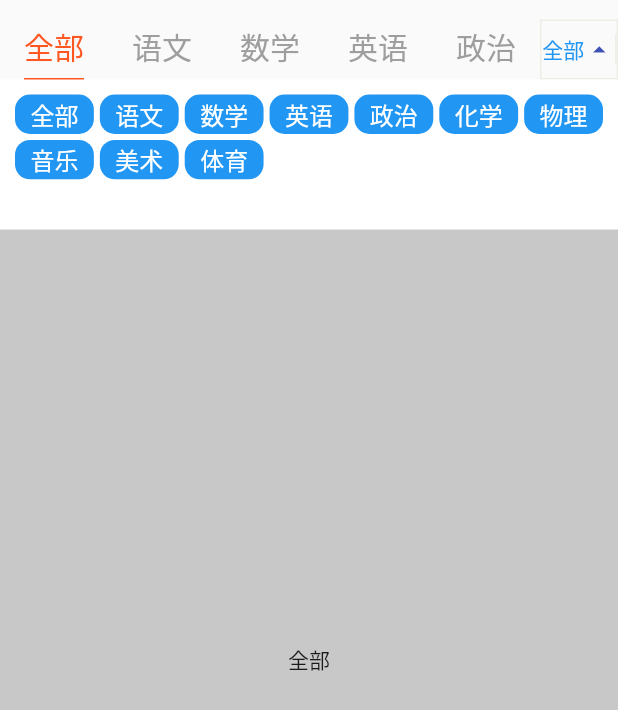
After one commit to Three-FISH/drawing_interface_learning, a Flutter app: the TabTestPage screen opened directly, after a tap on "全部", on a phone screen of 412 x 824 dp. The commit adds this screen. Shown: the top 710 px of the screen. Run offline on Flutter 3.47's test engine with Material 2 defaults, Android fonts, the phone set to English and light mode, and no system bars; drawn by our look-alikes of oktoast; our stand-ins replace audioplayers, flutter_screenutil; missing offline and left inert: write_text.

Commit message:
tabTest completed

```diff
--- a/lib/calendar/calendar_picker_page.dart
+++ b/lib/calendar/calendar_picker_page.dart
@@ -2,20 +2,35 @@ import 'package:drawing_interface_learning/calendar/date_time_picker.dart';
 import 'package:flutter/cupertino.dart';
 import 'package:flutter/material.dart';
 import 'package:flutter_screenutil/screenutil.dart';
+import 'package:write_text/write_text.dart';
 
 class CalendarPickerPage extends StatefulWidget {
   @override
   _CalendarPickerPageState createState() => _CalendarPickerPageState();
 }
 
-class _CalendarPickerPageState extends State<CalendarPickerPage> {
+class _CalendarPickerPageState extends State<CalendarPickerPage> with SingleTickerProviderStateMixin{
   DateTime _startDateTime;
   DateTime _endDateTime;
+  AnimationController _controller;
+  Animation<double> animation;
+
   @override
   void initState() {
     super.initState();
     _startDateTime = DateTime.now().add(Duration(days: -7));
     _endDateTime = DateTime.now();
+    _controller = AnimationController(
+      duration:Duration(seconds: 2),
+      vsync: this
+    );
+    animation = new Tween(begin: 100.0,end: 200.0).animate(_controller);
+    _controller.forward();
+  }
+  @override
+  void dispose() {
+    super.dispose();
+    _controller.dispose();
   }
   @override
   Widget build(BuildContext context) {
@@ -24,10 +39,11 @@ class _CalendarPickerPageState extends State<CalendarPickerPage> {
       appBar: AppBar(
         title: Text("选择时间"),
       ),
-      body: Row(
+      body: Column(
         mainAxisAlignment: MainAxisAlignment.start,
+        crossAxisAlignment: CrossAxisAlignment.center,
         children: [
-          Expanded(
+          Center(
             child: GestureDetector(
               onTap: (){
                 showDateTimePicker(
@@ -47,6 +63,35 @@ class _CalendarPickerPageState extends State<CalendarPickerPage> {
                 ),
                 child: _renderDateTimeWidgetText(true),
               ),
+            ),
+          ),
+          Center(
+            child: AnimatedBuilder(
+              animation: _controller,
+              builder: (BuildContext context ,Widget child){
+                return Container(
+                  padding: EdgeInsets.symmetric(horizontal: 20),
+                  decoration: BoxDecoration(
+                    color: Colors.deepOrange,
+                    borderRadius: BorderRadius.circular(4),
+                  ),
+                  height: 45,
+                  width: animation.value,
+                  alignment: Alignment.center,
+                  child: _controller.value == 1.0
+                  ? WriteText(
+                     data:"集合吧，动物森友会!",
+                     textStyle: TextStyle(fontSize: 16,color: Colors.white),
+                     cursor: Container(
+                       height: 16,
+                       width: 2,
+                       color: Colors.white,
+                   ),
+                  )
+                      :Container(),
+                );
+              },
+
             ),
 
           )
--- a/lib/main.dart
+++ b/lib/main.dart
@@ -2,6 +2,7 @@ import 'dart:io';
 
 import 'package:drawing_interface_learning/ball_sport/ball_run_widget.dart';
 import 'package:drawing_interface_learning/play_rotation/play_rotation_page.dart';
+import 'package:drawing_interface_learning/tab_test/tab_test_page.dart';
 import 'package:flutter/material.dart';
 import 'package:flutter/services.dart';
 import 'package:oktoast/oktoast.dart';
@@ -92,11 +93,24 @@ class _MyHomePageState extends State<MyHomePage> {
            child: Container(
              width: double.infinity,
              padding: EdgeInsets.all( 10),
-             child: Text("4、日历",style: TextStyle(fontSize: 16),),
+             child: Text("4、选择日期",style: TextStyle(fontSize: 16),),
            ),
            onTap: (){
              Navigator.of(context).push(MaterialPageRoute(builder: (context){
                return CalendarPickerPage();
+             }));
+           },
+
+         ),
+         InkWell(
+           child: Container(
+             width: double.infinity,
+             padding: EdgeInsets.all( 10),
+             child: Text("5、动态tab栏",style: TextStyle(fontSize: 16),),
+           ),
+           onTap: (){
+             Navigator.of(context).push(MaterialPageRoute(builder: (context){
+               return TabTestPage();
              }));
            },
          ),
--- /dev/null
+++ b/lib/tab_test/controller_dropDownButton.dart
@@ -0,0 +1,27 @@
+import 'package:flutter/foundation.dart';
+
+enum DropDownType { current, another }
+
+class MyDropdownMenuController extends ChangeNotifier {
+  double dropDownHeaderHeight;
+  double width = 50;
+
+  int menuIndex = 0;
+
+  bool isShow = false;
+
+  bool isShowHideAnimation = false;
+
+  DropDownType dropDownType;
+
+  void show() {
+    isShow = true;
+    notifyListeners();
+  }
+
+  void hide({bool isShowHideAnimation = true}) {
+    this.isShowHideAnimation = isShowHideAnimation;
+    isShow = false;
+    notifyListeners();
+  }
+}
--- /dev/null
+++ b/lib/tab_test/tab_test_page.dart
@@ -0,0 +1,187 @@
+import 'package:drawing_interface_learning/tab_test/widget_dropMenu.dart';
+import 'package:flutter/gestures.dart';
+import 'package:flutter/material.dart';
+
+import 'controller_dropDownButton.dart';
+import 'widget_dropButtom.dart';
+class SortCondition {
+  String name;
+  bool isSelected;
+
+  SortCondition({this.name, this.isSelected});
+}
+
+class TabTestPage extends StatefulWidget {
+  @override
+  _TabTestPageState createState() => _TabTestPageState();
+}
+
+class _TabTestPageState extends State<TabTestPage> with TickerProviderStateMixin{
+  List<SortCondition> _disTestSortConditions = [];
+  SortCondition _selectGridSortCondition;
+  List<String> tabTestData =[
+    "全部",
+    "语文",
+    "数学",
+    "英语",
+    "政治",
+    "化学",
+    "物理",
+    "音乐",
+    "美术",
+    "体育"
+  ];
+  int initialTabIndex;
+  String dropDownValue = "全部";
+  TabController _tabController;
+  MyDropdownMenuController _dropdownMenuController = MyDropdownMenuController();
+  GlobalKey _myStackKey = GlobalKey();
+
+  @override
+  void initState() {
+    super.initState();
+     initialTabIndex = 0;
+    _tabController = TabController(initialIndex: initialTabIndex,length: tabTestData.length,vsync: this);
+    _tabController.addListener(() {
+      setState(() {
+        dropDownValue = tabTestData[_tabController.index];
+      });
+    });
+    _disTestSortConditions.add(SortCondition(name:"全部",isSelected: true));
+    _disTestSortConditions.add(SortCondition(name:"语文",isSelected: true));
+    _disTestSortConditions.add(SortCondition(name:"数学",isSelected: true));
+    _disTestSortConditions.add(SortCondition(name:"英语",isSelected: true));
+    _disTestSortConditions.add(SortCondition(name:"政治",isSelected: true));
+    _disTestSortConditions.add(SortCondition(name:"化学",isSelected: true));
+    _disTestSortConditions.add(SortCondition(name:"物理",isSelected: true));
+    _disTestSortConditions.add(SortCondition(name:"音乐",isSelected: true));
+    _disTestSortConditions.add(SortCondition(name:"美术",isSelected: true));
+    _disTestSortConditions.add(SortCondition(name:"体育",isSelected: true));
+
+    _selectGridSortCondition = _disTestSortConditions[0];
+  }
+  @override
+  void dispose() {
+    super.dispose();
+    _tabController.dispose();
+  }
+  @override
+  Widget build(BuildContext context) {
+    return Scaffold(
+      body: Stack(
+        key: _myStackKey,
+        children: <Widget>[
+          Column(
+            crossAxisAlignment: CrossAxisAlignment.start,
+            children: <Widget>[
+              SizedBox(height: 10,),
+              Row(
+                children: <Widget>[
+                  Flexible(
+                    child:TabBar(
+                      controller: _tabController,
+                      isScrollable: true,
+                      tabs: tabTestData.map((e) {
+                        return Center(
+                          child: Padding(
+                            padding: EdgeInsets.symmetric(vertical: 6),
+                            child: Text(e,style: TextStyle(fontSize: 20),),
+                          ),
+                        );
+                      }).toList(),
+                      labelColor: Colors.deepOrange,
+                      unselectedLabelColor: Colors.grey,
+                      indicatorSize:TabBarIndicatorSize.label,
+                      indicatorWeight: 4.0,
+                    ) ,
+                  ),
+                  MyDropdownButton(
+                    initTab: dropDownValue,
+                    controller: _dropdownMenuController,
+                    stackKey: _myStackKey,
+                    style: TextStyle(color: Colors.blue, fontSize: 14),
+                    dropDownStyle: TextStyle(
+                      fontSize: 14,
+                      color: Colors.blue,),
+                    iconColor: Colors.indigo,
+                  ),
+                ],
+              ),
+              Expanded(
+                child: TabBarView(
+                  controller: _tabController,
+                  children: tabTestData.isEmpty
+                      ?[]
+                      :tabTestData.map(
+                          (e) {
+                        return Center(
+                          child: Text(e),
+                        );
+                      }).toList(),
+                ),
+              ),
+            ],
+          ),
+          MyDropdownMenu(
+              controller: _dropdownMenuController,
+              animationMilliseconds: 300,
+              menus: MyDropdownMenuBuilder(
+                  dropDownHeight: 10.0 * _disTestSortConditions.length,
+                  dropDownWidget: _buildGridWidget(_disTestSortConditions, (value) {
+                    _selectGridSortCondition = value;
+                    dropDownValue = _selectGridSortCondition.name;
+                    _dropdownMenuController.hide();
+                    _tabController.index = tabTestData.indexOf(dropDownValue);
+                    setState(() {
+                    });
+                  })
+              )
+          )
+        ],
+      ),
+    );
+  }
+  _buildGridWidget(items, void itemOnTap(SortCondition sortCondition)){
+    return Container(
+      padding: EdgeInsets.symmetric(horizontal: 10,vertical: 10),
+      child: GridView.custom(
+        physics : NeverScrollableScrollPhysics(),
+        shrinkWrap: true,
+        gridDelegate: SliverGridDelegateWithMaxCrossAxisExtent(
+          //单个子Widget的水平最大宽度
+            maxCrossAxisExtent: 60,
+            //水平单个子Widget之间间距
+            mainAxisSpacing: 4.0,
+            //垂直单个子Widget之间间距
+            crossAxisSpacing: 4.0,
+            childAspectRatio: 2.0
+        ),
+        childrenDelegate: SliverChildBuilderDelegate((context, position) {
+          SortCondition gridSortCondition = items[position];
+          return GestureDetector(
+            onTap: () {
+              for (var value in items) {
+                value.isSelected = false;
+              }
+              gridSortCondition.isSelected = true;
+              itemOnTap(gridSortCondition);
+            },
+            child: Container(
+              decoration: BoxDecoration(
+                  borderRadius: BorderRadius.all(Radius.circular(10)),
+                  color: gridSortCondition.isSelected? Colors.blue:Colors.deepOrange
+              ),
+              alignment: Alignment.center,
+              child: Text(
+                gridSortCondition.name,
+                style: TextStyle(color: Colors.white, fontSize: 16),
+              ),
+            ),
+          );
+        },
+            childCount: items.length
+        ),
+      ),
+    );
+  }
+}
--- /dev/null
+++ b/lib/tab_test/widget_dropButtom.dart
@@ -0,0 +1,154 @@
+import 'package:drawing_interface_learning/tab_test/controller_dropDownButton.dart';
+import 'package:flutter/cupertino.dart';
+import 'package:flutter/material.dart';
+typedef OnItemTap<T> = void Function(T value);
+class MyDropdownButton extends StatefulWidget {
+  //头部可选项列表
+  final String initTab;
+  //控制下拉目录的显示和隐藏
+  final MyDropdownMenuController controller;
+  //背景颜色
+  final Color color;
+  //背景高度
+  final double height;
+  //边框宽度
+  final double borderWidth;
+  //边框颜色
+  final Color borderColor;
+  //文字样式
+  final TextStyle style;
+  //下拉时文字样式
+  final TextStyle dropDownStyle;
+  //图标尺寸
+  final double iconSize;
+  //图标颜色
+  final Color iconColor;
+  //下拉图标颜色
+  final Color iconDropDownColor;
+  final double dividerHeight;
+  final Color dividerColor;
+  final GlobalKey stackKey;
+
+
+  MyDropdownButton({
+    Key key,
+    @required this.initTab,
+    @required this.controller,
+    @required this.stackKey,
+    this.color ,
+    this.height = 40.0,
+    this.borderWidth = 1,
+    this.borderColor = const Color(0xFFeeede6),
+    this.style = const TextStyle(color: Colors.deepOrange, fontSize: 12),
+    this.dropDownStyle,
+    this.iconSize = 20,
+    this.iconColor,
+    this.iconDropDownColor,
+    this.dividerHeight = 20,
+    this.dividerColor = const Color(0xFFeeede6),
+   }):super(key: key);
+
+  @override
+  _MyDropdownButtonState createState() => _MyDropdownButtonState();
+}
+
+class _MyDropdownButtonState extends State<MyDropdownButton> with SingleTickerProviderStateMixin{
+  TextStyle _dropDownStyle;
+  Color _iconDropDownColor;
+  GlobalKey _keyDropDownButton = GlobalKey();
+  @override
+  void initState() {
+    super.initState();
+    widget.controller.addListener(() {
+      if(mounted){
+        setState(() {
+        });
+      }
+    });
+  }
+  @override
+  void dispose() {
+    super.dispose();
+    widget.controller.dispose();
+  }
+  @override
+  Widget build(BuildContext context) {
+    _dropDownStyle = widget.dropDownStyle ?? TextStyle(color: Theme.of(context).primaryColor, fontSize: 13);
+    _iconDropDownColor = widget.iconDropDownColor ?? Theme.of(context).primaryColor;
+
+    return Container(
+      key: _keyDropDownButton,
+      height: widget.height,
+      decoration: BoxDecoration(
+        border: Border.all(color: widget.borderColor,width: widget.borderWidth)
+      ),
+      child: _menu(widget.initTab),
+    );
+  }
+  _menu(String item){
+    return GestureDetector(
+      onTap: (){
+        // print("onTap=====");
+        final RenderBox overlay = widget.stackKey.currentContext.findRenderObject();
+        final RenderBox dropDownItemRenderBox = _keyDropDownButton.currentContext.findRenderObject();
+        var position = dropDownItemRenderBox.localToGlobal(Offset.zero, ancestor: overlay);
+       //print("POSITION : $position ");
+        var size = dropDownItemRenderBox.size;
+       // print("SIZE : $size");
+        widget.controller.dropDownHeaderHeight = size.height + position.dy;
+        if (widget.controller.isShow) {
+          widget.controller.hide();
+          } else {
+            widget.controller.show();
+          }
+        //    widget.controller.hide(isShowHideAnimation: false);
+        setState(() {});
+      },
+      child: Container(
+        width: 50,
+        color: widget.color,
+        child: Row(
+          mainAxisAlignment: MainAxisAlignment.center,
+          children: <Widget>[
+            Expanded(
+              child: Row(
+                mainAxisAlignment: MainAxisAlignment.center,
+                children: <Widget>[
+                  Flexible(
+                    child: Text(
+                      widget.initTab,
+                      maxLines: 1,
+                      overflow: TextOverflow.ellipsis,
+                      style: _dropDownStyle,
+                    ),
+                  ),
+                  Icon(
+                    !widget.controller.isShow ?  Icons.arrow_drop_down :  Icons.arrow_drop_up,
+                    color: widget.controller.isShow ?  widget.iconColor :  widget.iconColor,
+                    size:  widget.iconSize,
+                  ),
+                ],
+              ),
+            ),
+            Container(
+              height: widget.dividerHeight,
+              decoration: BoxDecoration(
+                border: Border(
+                  right: BorderSide(color: widget.dividerColor, width: 1),
+                ),
+              ),
+            )
+          ],
+        ),
+      ),
+    );
+  }
+}
+
+class MyDropDownHeaderItem {
+  final String title;
+  final IconData iconData;
+  final double iconSize;
+  final TextStyle style;
+  MyDropDownHeaderItem(this.title, {this.iconData, this.iconSize, this.style});
+}
--- /dev/null
+++ b/lib/tab_test/widget_dropMenu.dart
@@ -0,0 +1,137 @@
+import 'package:drawing_interface_learning/tab_test/controller_dropDownButton.dart';
+import 'package:flutter/material.dart';
+class MyDropdownMenuBuilder {
+  final Widget dropDownWidget;
+  final double dropDownHeight;
+
+  MyDropdownMenuBuilder({@required this.dropDownWidget, @required this.dropDownHeight});
+}
+
+typedef DropdownMenuChange = void Function(bool isShow, int index);
+
+class MyDropdownMenu extends StatefulWidget {
+  final MyDropdownMenuController controller;
+  final MyDropdownMenuBuilder menus;
+  final int animationMilliseconds;
+  final Color maskColor;
+  final DropdownMenuChange dropdownMenuChanging;
+  final DropdownMenuChange dropdownMenuChanged;
+
+  const MyDropdownMenu({Key key,
+    @required this.controller,
+    @required  this.menus,
+    this.animationMilliseconds,
+    this.maskColor = const Color.fromRGBO(0, 0, 0, 0.2),
+    this.dropdownMenuChanging,
+    this.dropdownMenuChanged}) : super(key: key);
+  @override
+  _MyDropdownMenuState createState() => _MyDropdownMenuState();
+}
+
+class _MyDropdownMenuState extends State<MyDropdownMenu> with SingleTickerProviderStateMixin{
+  bool _isShowDropDownItemWidget = false;
+  bool _isShowMask = false;
+  bool _isControllerDisposed = false;
+  Animation<double> _animation;
+  AnimationController _controller;
+
+  double _dropDownHeight;
+  double _maskColorOpacity;
+  @override
+  void initState() {
+    super.initState();
+    widget.controller.addListener(_onController);
+    _controller = new AnimationController(duration: Duration(milliseconds: widget.animationMilliseconds), vsync: this);
+
+  }
+  _onController(){
+    _isShowDropDownItemWidget = !_isShowDropDownItemWidget;
+    if (!_isShowMask) {
+      _isShowMask = true;
+    }
+    _dropDownHeight = widget.menus.dropDownHeight;
+    _animation?.removeListener(_animationListener);
+    _animation?.removeStatusListener(_animationStatusListener);
+    _animation = new Tween(begin: 0.0, end: _dropDownHeight).animate(_controller)
+      ..addListener(_animationListener)
+      ..addStatusListener(_animationStatusListener);
+
+    if (_isControllerDisposed) return;
+    if (widget.controller.isShow) {
+      _controller.forward();
+    } else if (widget.controller.isShowHideAnimation) {
+      _controller.reverse();
+    } else {
+      _controller.value = 0;
+    }
+  }
+  @override
+  dispose() {
+    super.dispose();
+    _animation?.removeListener(_animationListener);
+    _animation?.removeStatusListener(_animationStatusListener);
+    widget.controller?.removeListener(_onController);
+    _controller?.dispose();
+    _isControllerDisposed = true;
+    if (_isControllerDisposed) return;
+  }
+  void _animationListener() {
+    var heightScale = _animation.value / _dropDownHeight;
+    _maskColorOpacity = widget.maskColor.opacity * heightScale;
+//    print('$_maskColorOpacity');
+    //这行如果不写，没有动画效果
+    setState(() {});
+  }
+  void _animationStatusListener(AnimationStatus status) {
+    switch (status) {
+      case AnimationStatus.dismissed:
+//        print('dismissed');
+        _isShowMask = false;
+        break;
+      case AnimationStatus.forward:
+        break;
+      case AnimationStatus.reverse:
+        break;
+      case AnimationStatus.completed:
+//        print('completed');
+        break;
+    }
+  }
+  @override
+  Widget build(BuildContext context) {
+    return Positioned(
+        width:MediaQuery.of(context).size.width,
+        top: widget.controller.dropDownHeaderHeight,
+        left: 0,
+        child: Column(
+          children: <Widget>[
+            Container(
+              color: Colors.white,
+              width: MediaQuery.of(context).size.width,
+              height: _animation == null ? 0 : _animation.value,
+              child: widget.menus.dropDownWidget,
+            ),
+            _mask()
+          ],
+        ));
+  }
+  Widget _mask() {
+    if (_isShowMask) {
+      return GestureDetector(
+        onTap: () {
+          widget.controller.hide();
+        },
+        child: Container(
+          width: MediaQuery.of(context).size.width,
+          height: MediaQuery.of(context).size.height,
+          color: widget.maskColor.withOpacity(_maskColorOpacity),
+//          color: widget.maskColor,
+        ),
+      );
+    } else {
+      return Container(
+        height: 0,
+      );
+    }
+  }
+}
--- a/pubspec.yaml
+++ b/pubspec.yaml
@@ -36,6 +36,8 @@ dependencies:
   charts_flutter: ^0.9.0
   webview_flutter: ^1.0.5
   animations: ^1.1.2
+  fl_chart: ^0.12.0
+  write_text: ^0.0.1
 
 
 
```
Also changed, not shown: pubspec.lock, 1 other file.
